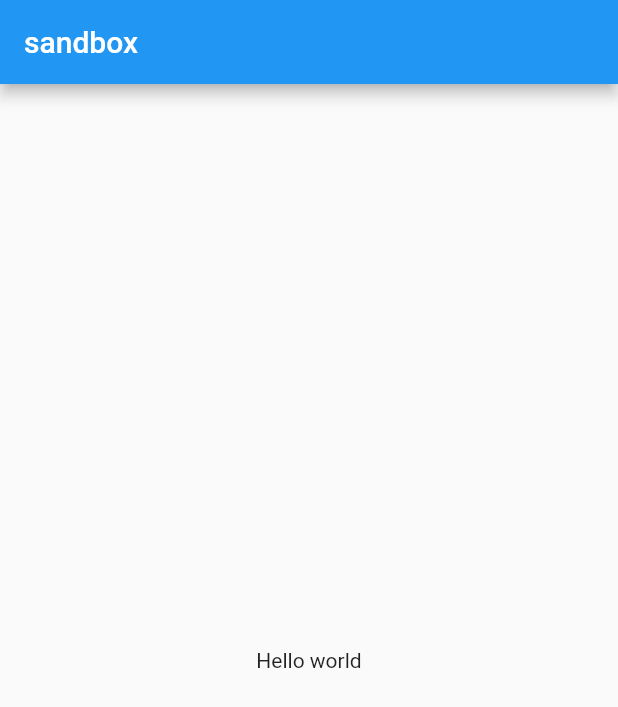
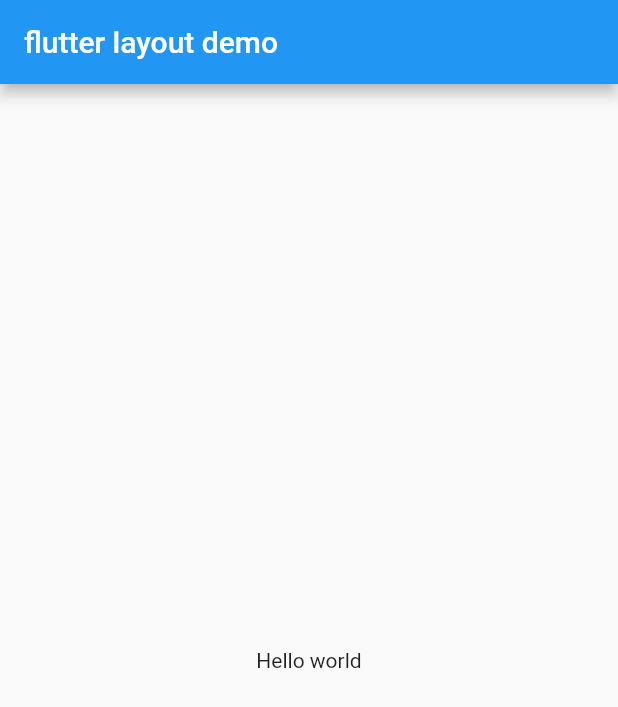
Before and after one commit to osamtimizer/Flutter_sandbox, a Flutter app: the screen it shows after launch, on a phone screen of 412 x 824 dp. Shown: the top 707 px of the screen. Run offline on Flutter 3.47's test engine with Material 2 defaults, Android fonts, the phone set to English and light mode, and no system bars.

Commit message:
small fix

```diff
--- a/lib/main.dart
+++ b/lib/main.dart
@@ -7,10 +7,10 @@ class MyApp extends StatelessWidget {
   @override
   Widget build(BuildContext context) {
     return MaterialApp(
-      title: 'Flutter Demo',
+      title: 'Flutter layout Demo',
       home: Scaffold(
         appBar: AppBar(
-          title: Text('sandbox'),
+          title: Text('flutter layout demo'),
         ),
         body: Center(
           child: Text("Hello world"),
```
